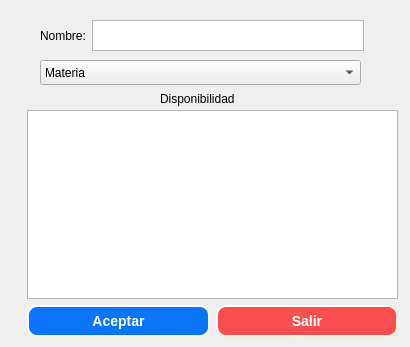
Above: newProfessordialog.ui from Santiago-Pinto/colorcraft before the change. Below: the same form after it.
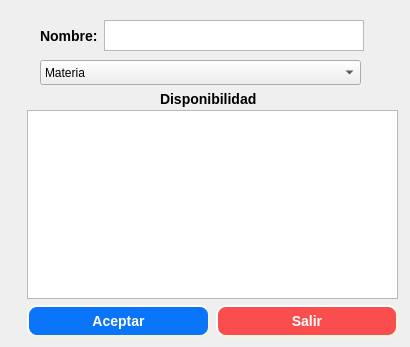
That is the form after the change.

Commit message: Changed font in labels

What changed in the file:
```diff
--- a/newProfessordialog.ui
+++ b/newProfessordialog.ui
@@ -18,10 +18,13 @@
     <rect>
      <x>160</x>
      <y>90</y>
-     <width>111</width>
+     <width>121</width>
      <height>17</height>
     </rect>
    </property>
+   <property name="styleSheet">
+    <string notr="true">font: bold 14px;</string>
+   </property>
    <property name="text">
     <string>Disponibilidad</string>
    </property>
@@ -104,6 +107,9 @@
    <layout class="QHBoxLayout" name="horizontalLayout">
     <item>
      <widget class="QLabel" name="lblName">
+      <property name="styleSheet">
+       <string notr="true">font: bold 14px;</string>
+      </property>
       <property name="text">
        <string>Nombre:</string>
       </property>
```
The commit also changes 10 other files.
